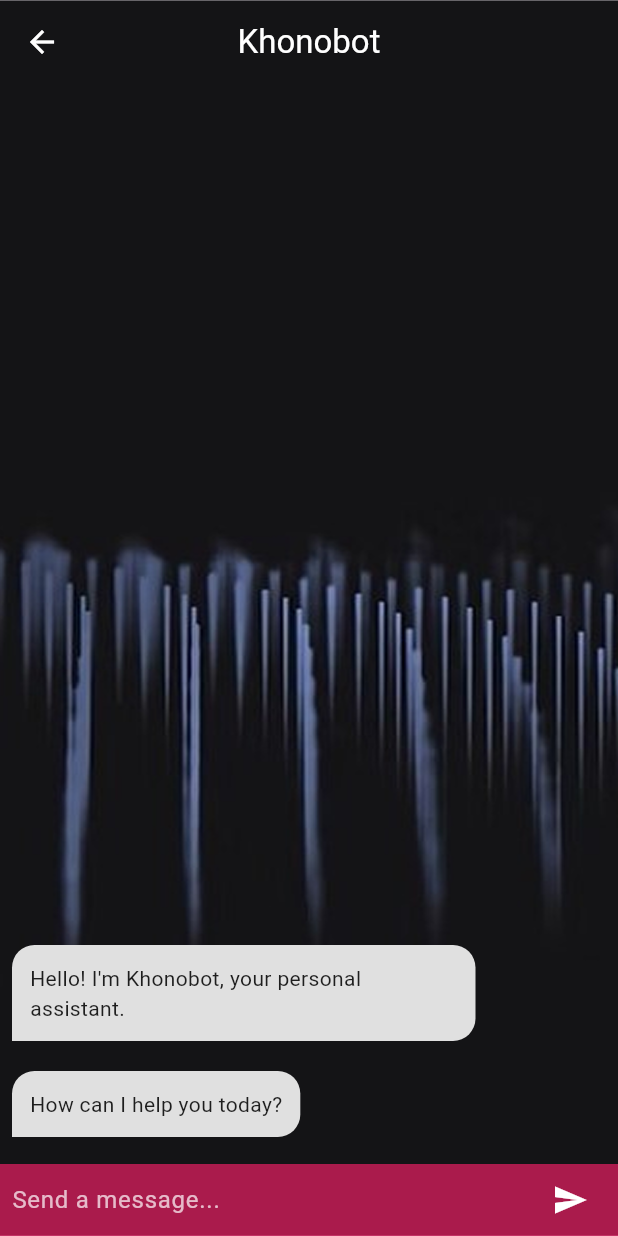
After one commit to Nathi2266/khono-buzz, a Flutter app: the ChatBotScreen screen opened by its route, on a phone screen of 412 x 824 dp. The commit adds this screen. Run offline on Flutter 3.47's test engine with Material 3 defaults, Android fonts, the phone set to English and light mode, and no system bars; our stand-ins replace cloud_firestore, firebase_ai, firebase_auth, firebase_core; accounts and stored records are empty.

Commit message:
feat(chatbot): implement ChatBot feature with Firebase AI integration
- Add ChatBotScreen for user interaction with the AI assistant.
- Integrate Firebase AI for generative responses based on user input.
- Update main app routing to include the new ChatBotScreen.
- Enhance base screen with a floating action button for easy navigation to the chatbot.
- Update pubspec.yaml to include new dependencies and versions for Firebase packages.
- Introduce a new image asset for the chatbot background.

```diff
--- a/khonobuzz/lib/base_screen.dart
+++ b/khonobuzz/lib/base_screen.dart
@@ -180,6 +180,13 @@ class _BaseScreenState extends State<BaseScreen> {
           ),
         ],
       ),
+      floatingActionButton: FloatingActionButton(
+        onPressed: () {
+          Navigator.pushNamed(context, '/chat_bot'); // Use string literal for route
+        },
+        backgroundColor: Colors.blue,
+        child: const Icon(Icons.chat, color: Colors.white),
+      ),
     );
   }
 
--- /dev/null
+++ b/khonobuzz/lib/chat_bot_screen.dart
@@ -0,0 +1,221 @@
+import 'package:flutter/material.dart';
+import 'package:firebase_ai/firebase_ai.dart'; // Import firebase_ai
+
+class ChatMessage {
+  final String text;
+  final bool isUser;
+
+  ChatMessage({required this.text, required this.isUser});
+}
+
+class ChatBotScreen extends StatefulWidget {
+  final GenerativeModel geminiModel; // Add this line back
+
+  const ChatBotScreen({super.key, required this.geminiModel}); // Fix constructor
+
+  @override
+  ChatBotScreenState createState() => ChatBotScreenState(); // Fix state class name
+}
+
+class ChatBotScreenState extends State<ChatBotScreen> with SingleTickerProviderStateMixin {
+  final TextEditingController _textController = TextEditingController();
+  final List<ChatMessage> _messages = []; // Ensure this is List<ChatMessage>
+
+  static const String _greetingMessagePart1 = 'Hello! I\'m Khonobot, your personal assistant.';
+  static const String _greetingMessagePart2 = 'How can I help you today?';
+
+  late AnimationController _animationController;
+  late Animation<Offset> _slideAnimation;
+
+  @override
+  void initState() {
+    super.initState();
+
+    _animationController = AnimationController(
+      vsync: this,
+      duration: const Duration(milliseconds: 500),
+    );
+    _slideAnimation = Tween<Offset>(
+      begin: const Offset(-1.0, 0.0), // Start from left
+      end: Offset.zero, // End at original position
+    ).animate(CurvedAnimation(
+      parent: _animationController,
+      curve: Curves.easeOut,
+    ));
+
+    // Add the greeting messages with staggered animation
+    Future.delayed(const Duration(milliseconds: 200), () {
+      setState(() {
+        _messages.add(ChatMessage(text: _greetingMessagePart1, isUser: false));
+      });
+      _animationController.forward();
+    });
+
+    Future.delayed(const Duration(milliseconds: 1000), () {
+      setState(() {
+        _messages.add(ChatMessage(text: _greetingMessagePart2, isUser: false));
+      });
+    });
+  }
+
+  void _handleSubmitted(String text) {
+    if (text.isEmpty) return;
+    _textController.clear();
+    setState(() {
+      _messages.add(ChatMessage(text: text, isUser: true));
+    });
+    _generateGeminiResponse(text);
+  }
+
+  Future<void> _generateGeminiResponse(String userMessage) async {
+    String botResponse = 'Khonobot is thinking...'; // Updated placeholder
+    setState(() {
+      _messages.add(ChatMessage(text: botResponse, isUser: false));
+    });
+
+    try {
+      final response = await widget.geminiModel.generateContent([Content.text(userMessage)]);
+      botResponse = response.text ?? 'No response from Khonobot.'; // Updated error message
+    } catch (e) {
+      botResponse = 'Khonobot encountered an error: $e'; // Updated error message
+    }
+
+    setState(() {
+      _messages[_messages.length - 1] = ChatMessage(text: botResponse, isUser: false);
+    });
+  }
+
+  @override
+  void dispose() {
+    _textController.dispose();
+    _animationController.dispose(); // Dispose the animation controller
+    super.dispose();
+  }
+
+  @override
+  Widget build(BuildContext context) {
+    return Scaffold(
+      appBar: AppBar(
+        title: const Text(
+          'Khonobot',
+          style: TextStyle(color: Colors.white), // Set title text color to white
+        ), // Updated title
+        centerTitle: true,
+        backgroundColor: Colors.transparent, // Make app bar transparent
+        elevation: 0, // Remove app bar shadow
+        iconTheme: const IconThemeData(color: Colors.white), // Set back button color to white
+      ),
+      extendBodyBehindAppBar: true, // Extend body behind app bar
+      body: Stack(
+        children: [
+          Positioned.fill(
+            child: Image.asset(
+              'assets/images/002 1.png', // Background image
+              fit: BoxFit.cover,
+            ),
+          ),
+          Column(
+            children: <Widget>[
+              // Chat messages list
+              Flexible(
+                child: ListView.builder(
+                  padding: const EdgeInsets.all(8.0),
+                  reverse: true, // New messages appear at the bottom
+                  itemCount: _messages.length,
+                  itemBuilder: (_, int index) {
+                    final chatMessage = _messages[_messages.length - 1 - index];
+                    // Apply animation only to the greeting messages
+                    if (!chatMessage.isUser && (chatMessage.text == _greetingMessagePart1 || chatMessage.text == _greetingMessagePart2)) {
+                      return SlideTransition(
+                        key: ValueKey(chatMessage.text), // Add a unique key for the animation
+                        position: _slideAnimation,
+                        child: _buildMessage(chatMessage),
+                      );
+                    } else {
+                      return _buildMessage(chatMessage);
+                    }
+                  },
+                ),
+              ),
+              Container( // Replaced ClipRect and BackdropFilter with a solid Container
+                decoration: BoxDecoration(color: Color.fromARGB((255 * 0.7).round(), 0xE9, 0x1E, 0x63)), // Red color with opacity for input
+                child: _buildTextComposer(),
+              ),
+            ],
+          ),
+        ],
+      ),
+    );
+  }
+
+  Widget _buildMessage(ChatMessage message) {
+    return Container(
+      margin: const EdgeInsets.symmetric(vertical: 10.0),
+      child: Row(
+        mainAxisAlignment: message.isUser ? MainAxisAlignment.end : MainAxisAlignment.start,
+        children: [
+          Container(
+            padding: const EdgeInsets.all(12.0),
+            constraints: BoxConstraints(maxWidth: MediaQuery.of(context).size.width * 0.75),
+            decoration: BoxDecoration(
+              color: message.isUser ? const Color(0xFFe91e63) : Colors.grey[300], // Apply red color for user, grey for bot
+              borderRadius: BorderRadius.only(
+                topLeft: const Radius.circular(15.0),
+                topRight: const Radius.circular(15.0),
+                bottomLeft: message.isUser ? const Radius.circular(15.0) : const Radius.circular(0),
+                bottomRight: message.isUser ? const Radius.circular(0) : const Radius.circular(15.0),
+              ),
+            ),
+            child: Text(
+              message.text,
+              style: TextStyle(
+                color: message.isUser ? Colors.white : Colors.black87, // White text for user, black for bot
+              ),
+            ),
+          ),
+        ],
+      ),
+    );
+  }
+
+  Widget _buildTextComposer() {
+    return IconTheme(
+      data: const IconThemeData(color: Colors.white), // Set icon color to white
+      child: Container(
+        margin: const EdgeInsets.symmetric(horizontal: 8.0),
+        child: Row(
+          children: <Widget>[
+            Flexible(
+              child: TextField(
+                controller: _textController,
+                onSubmitted: _handleSubmitted,
+                style: const TextStyle(color: Colors.white), // Set input text color to white
+                decoration: InputDecoration.collapsed(
+                  hintText: 'Send a message...',
+                  hintStyle: TextStyle(color: Color.fromARGB((255 * 0.7).round(), 255, 255, 255)), // Set hint text color to white with opacity
+                ),
+              ),
+            ),
+            IconButton(
+              icon: const Icon(Icons.send),
+              onPressed: () => _handleSubmitted(_textController.text),
+            ),
+          ],
+        ),
+      ),
+    );
+  }
+}
+
+// To use this screen, you would navigate to it from your app's main flow.
+// Example:
+//
+// ElevatedButton(
+//   onPressed: () {
+//     Navigator.push(
+//       context,
+//       MaterialPageRoute(builder: (context) => const ChatBotScreen()),
+//     );
+//   },
+//   child: const Text('Open Chatbot'),
+// );
--- a/khonobuzz/lib/main.dart
+++ b/khonobuzz/lib/main.dart
@@ -1,6 +1,7 @@
 import 'package:flutter/material.dart';
 import 'package:flutter/services.dart'; // Import this package for SystemChrome
 import 'package:firebase_core/firebase_core.dart';
+import 'package:firebase_ai/firebase_ai.dart';
 import 'package:cloud_firestore/cloud_firestore.dart'; // Import cloud_firestore
 import 'package:firebase_auth/firebase_auth.dart'; // Import firebase_auth
 import 'package:khonobuzz/firebase_options.dart'; // Import the new firebase_options.dart
@@ -13,6 +14,7 @@ import 'package:khonobuzz/base_screen.dart';
 import 'package:khonobuzz/resource_allocation_screen.dart';
 import 'package:khonobuzz/time_allocation_screen.dart';
 import 'package:khonobuzz/project_data_screen.dart';
+import 'package:khonobuzz/chat_bot_screen.dart'; // Import ChatBotScreen
 
 final GlobalKey<ScaffoldMessengerState> scaffoldMessengerKey = GlobalKey<ScaffoldMessengerState>();
 
@@ -105,6 +107,8 @@ class _MainAppState extends State<MainApp> {
   final TextEditingController _loginUsernameController = TextEditingController();
   final TextEditingController _loginPasswordController = TextEditingController();
 
+  late final GenerativeModel _geminiModel; // Declare GenerativeModel as a class member
+
   void _showSnackBar(String message, {bool isError = false}) {
     scaffoldMessengerKey.currentState?.showSnackBar(
       SnackBar(
@@ -170,6 +174,17 @@ class _MainAppState extends State<MainApp> {
     _showSnackBar('Logged out successfully');
   }
 
+  void _initializeGeminiModel() { // Made synchronous
+    // Initialize the Gemini Developer API backend service
+    _geminiModel = FirebaseAI.googleAI().generativeModel(model: 'gemini-2.5-flash');
+  }
+
+  @override
+  void initState() {
+    super.initState();
+    _initializeGeminiModel(); // Call to initialize the model synchronously
+  }
+
   @override
   void dispose() {
     _registerUsernameController.dispose();
@@ -222,6 +237,7 @@ class _MainAppState extends State<MainApp> {
               body: ProjectDataScreen(),
               onLogout: _createLogoutCallback(), // No longer pass context here
             ),
+        '/chat_bot': (context) => ChatBotScreen(geminiModel: _geminiModel), // Pass the geminiModel with direct route string
       },
     );
   }
--- a/khonobuzz/pubspec.yaml
+++ b/khonobuzz/pubspec.yaml
@@ -10,9 +10,10 @@ dependencies:
   flutter:
     sdk: flutter
   http: ^1.2.1
-  firebase_core: ^3.1.0
+  firebase_core: ^3.15.2
   cloud_firestore: ^5.0.0
   firebase_auth: ^5.1.0
+  firebase_ai: ^2.3.0
 
 dev_dependencies:
   flutter_test:
```
Also changed, not shown: khonobuzz/assets/images/002 1.png (added), khonobuzz/pubspec.lock, 1 other file.
